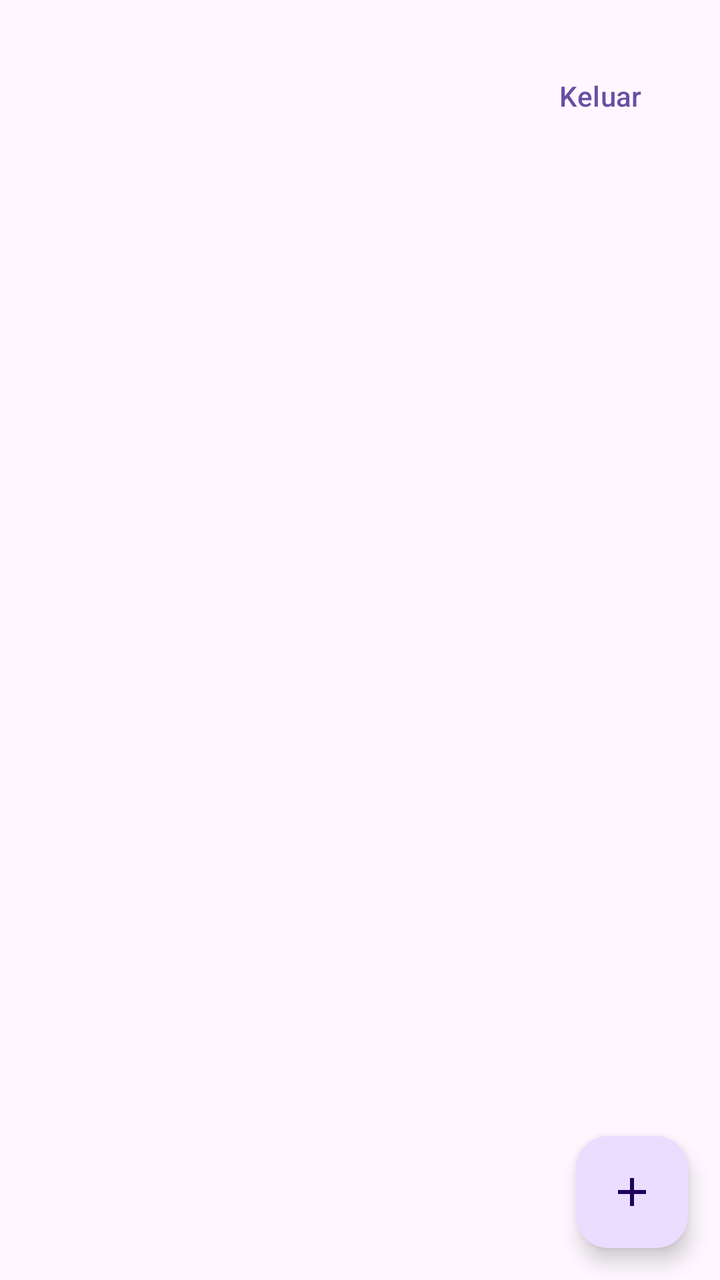
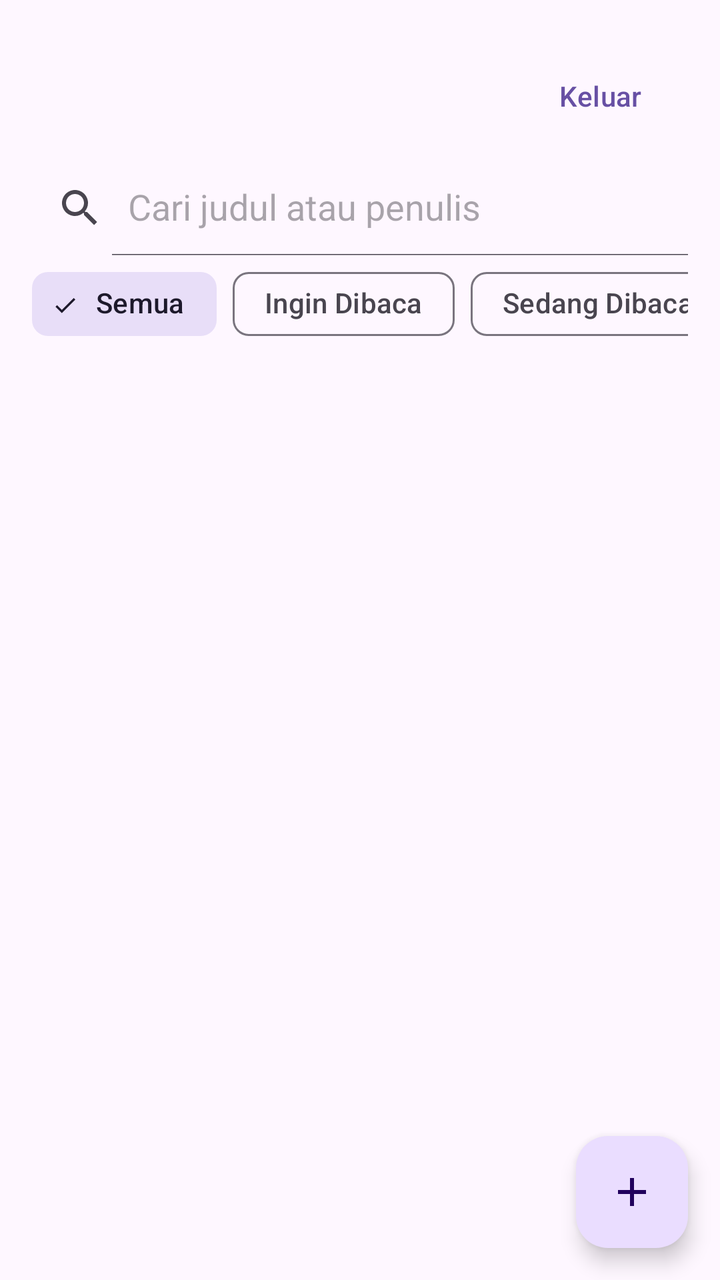

An Android layout rendered at two revisions. The XML below is the earlier revision; the diff shows what the commit changed to produce the second picture.
<!-- AndroidManifest.xml: application theme Theme.KoleksiBacaan -->
<!-- res/layout/activity_main.xml -->
<?xml version="1.0" encoding="utf-8"?>
<androidx.coordinatorlayout.widget.CoordinatorLayout
    xmlns:android="http://schemas.android.com/apk/res/android"
    xmlns:app="http://schemas.android.com/apk/res-auto"
    xmlns:tools="http://schemas.android.com/tools"
    android:id="@+id/main"
    android:layout_width="match_parent"
    android:layout_height="match_parent"
    tools:context=".MainActivity">

    <LinearLayout
        android:layout_width="match_parent"
        android:layout_height="match_parent"
        android:orientation="vertical">

        <LinearLayout
            android:layout_width="match_parent"
            android:layout_height="wrap_content"
            android:gravity="center_vertical"
            android:orientation="horizontal"
            android:paddingHorizontal="16dp"
            android:paddingTop="24dp"
            android:paddingBottom="8dp">

            <TextView
                android:id="@+id/tvHalo"
                android:layout_width="0dp"
                android:layout_height="wrap_content"
                android:layout_weight="1"
                android:textSize="20sp"
                android:textStyle="bold" />

            <Button
                android:id="@+id/btnKeluar"
                style="@style/Widget.Material3.Button.TextButton"
                android:layout_width="wrap_content"
                android:layout_height="wrap_content"
                android:text="@string/btn_keluar" />
        </LinearLayout>

        <androidx.recyclerview.widget.RecyclerView
            android:id="@+id/rvBuku"
            android:layout_width="match_parent"
            android:layout_height="0dp"
            android:layout_weight="1"
            android:clipToPadding="false"
            android:paddingBottom="88dp" />
    </LinearLayout>

    <ProgressBar
        android:id="@+id/progressBar"
        android:layout_width="wrap_content"
        android:layout_height="wrap_content"
        android:layout_gravity="center"
        android:visibility="gone" />

    <TextView
        android:id="@+id/tvKosong"
        android:layout_width="wrap_content"
        android:layout_height="wrap_content"
        android:layout_gravity="center"
        android:gravity="center"
        android:padding="24dp"
        android:visibility="gone" />

    <com.google.android.material.floatingactionbutton.FloatingActionButton
        android:id="@+id/fabTambah"
        android:layout_width="wrap_content"
        android:layout_height="wrap_content"
        android:layout_gravity="bottom|end"
        android:layout_margin="16dp"
        android:contentDescription="@string/desc_tambah_buku"
        app:srcCompat="@drawable/ic_add" />
</androidx.coordinatorlayout.widget.CoordinatorLayout>
<!-- resources referenced by this layout -->
<resources>
  <!-- drawable ic_add (drawable) -->
  <vector xmlns:android="http://schemas.android.com/apk/res/android"
      android:width="24dp"
      android:height="24dp"
      android:viewportWidth="24"
      android:viewportHeight="24"
      android:tint="?attr/colorControlNormal">
      <path
          android:fillColor="@android:color/white"
          android:pathData="M19,13h-6v6h-2v-6H5v-2h6V5h2v6h6v2z" />
  </vector>
  <string name="btn_keluar">Keluar</string>
  <string name="desc_tambah_buku">Tambah buku</string>
  <style name="Theme.KoleksiBacaan" parent="Base.Theme.KoleksiBacaan" />
  <style name="Base.Theme.KoleksiBacaan" parent="Theme.Material3.DayNight.NoActionBar">
          
          
      </style>
</resources>

<!-- the commit's change to res/layout/activity_main.xml (unified diff, before → after) -->
@@ -38,6 +38,59 @@
                 android:text="@string/btn_keluar" />
         </LinearLayout>
 
+        <androidx.appcompat.widget.SearchView
+            android:id="@+id/searchView"
+            android:layout_width="match_parent"
+            android:layout_height="wrap_content"
+            android:layout_marginHorizontal="8dp"
+            app:iconifiedByDefault="false"
+            app:queryHint="@string/hint_cari" />
+
+        <HorizontalScrollView
+            android:layout_width="match_parent"
+            android:layout_height="wrap_content"
+            android:paddingHorizontal="16dp"
+            android:scrollbars="none">
+
+            <com.google.android.material.chip.ChipGroup
+                android:id="@+id/chipGroup"
+                android:layout_width="wrap_content"
+                android:layout_height="wrap_content"
+                app:selectionRequired="true"
+                app:singleLine="true"
+                app:singleSelection="true">
+
+                <com.google.android.material.chip.Chip
+                    android:id="@+id/chipSemua"
+                    style="@style/Widget.Material3.Chip.Filter"
+                    android:layout_width="wrap_content"
+                    android:layout_height="wrap_content"
+                    android:checked="true"
+                    android:text="@string/filter_semua" />
+
+                <com.google.android.material.chip.Chip
+                    android:id="@+id/chipIngin"
+                    style="@style/Widget.Material3.Chip.Filter"
+                    android:layout_width="wrap_content"
+                    android:layout_height="wrap_content"
+                    android:text="@string/status_ingin_dibaca" />
+
+                <com.google.android.material.chip.Chip
+                    android:id="@+id/chipSedang"
+                    style="@style/Widget.Material3.Chip.Filter"
+                    android:layout_width="wrap_content"
+                    android:layout_height="wrap_content"
+                    android:text="@string/status_sedang_dibaca" />
+
+                <com.google.android.material.chip.Chip
+                    android:id="@+id/chipSelesai"
+                    style="@style/Widget.Material3.Chip.Filter"
+                    android:layout_width="wrap_content"
+                    android:layout_height="wrap_content"
+                    android:text="@string/status_selesai" />
+            </com.google.android.material.chip.ChipGroup>
+        </HorizontalScrollView>
+
         <androidx.recyclerview.widget.RecyclerView
             android:id="@+id/rvBuku"
             android:layout_width="match_parent"
<!-- resource entries referenced after the edit -->
@@ -13,6 +13,11 @@
   </vector>
   <string name="btn_keluar">Keluar</string>
   <string name="desc_tambah_buku">Tambah buku</string>
+  <string name="filter_semua">Semua</string>
+  <string name="hint_cari">Cari judul atau penulis</string>
+  <string name="status_ingin_dibaca">Ingin Dibaca</string>
+  <string name="status_sedang_dibaca">Sedang Dibaca</string>
+  <string name="status_selesai">Selesai</string>
   <style name="Theme.KoleksiBacaan" parent="Base.Theme.KoleksiBacaan" />
   <style name="Base.Theme.KoleksiBacaan" parent="Theme.Material3.DayNight.NoActionBar">
           
